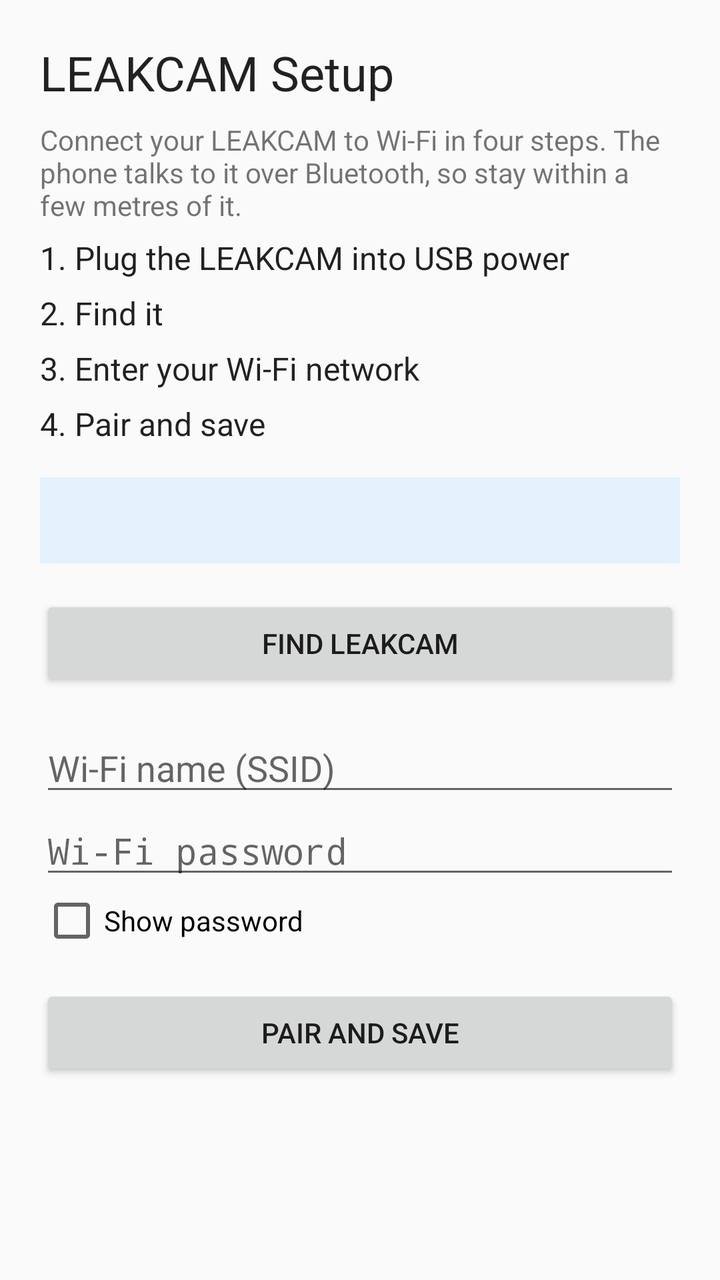
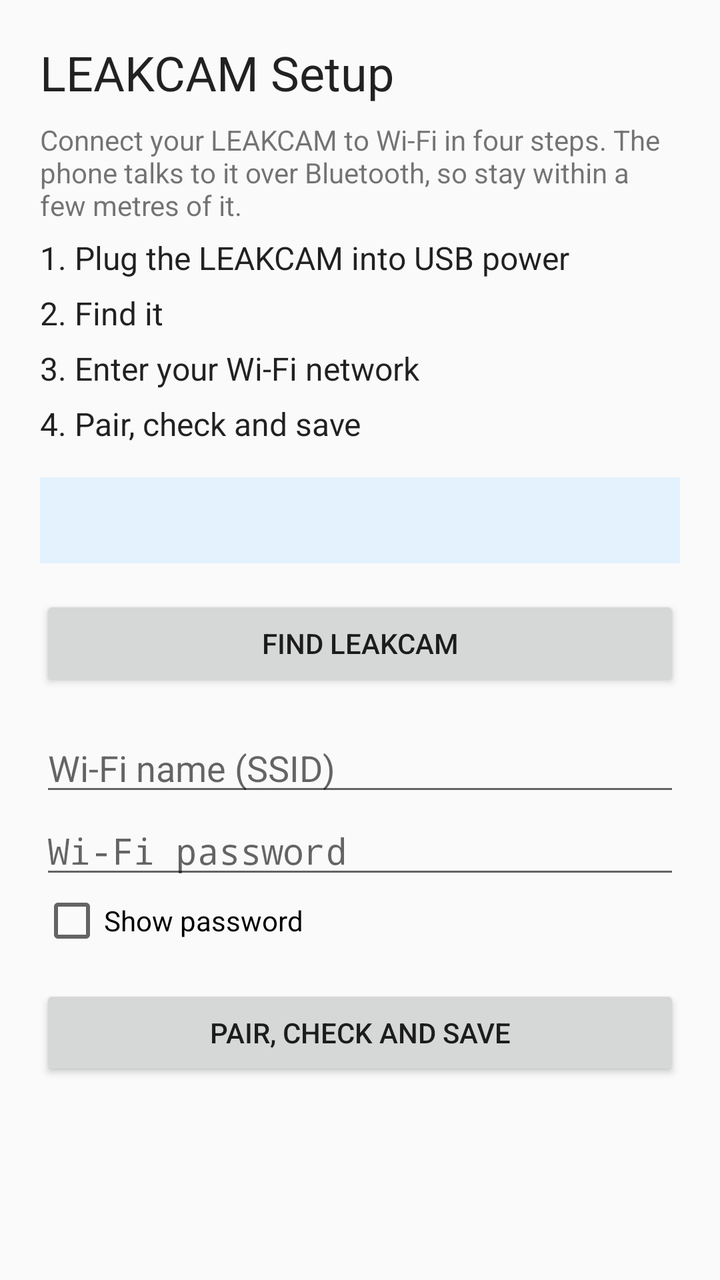

The first picture is an Android layout as it rendered before a commit; the second is the same layout after the commit. The layout source and the unified diff follow.
<!-- AndroidManifest.xml: application theme android:Theme.Material.Light.NoActionBar -->
<!-- res/layout/activity_main.xml -->
<?xml version="1.0" encoding="utf-8"?>
<ScrollView xmlns:android="http://schemas.android.com/apk/res/android"
    android:id="@+id/root"
    android:layout_width="match_parent"
    android:layout_height="match_parent"
    android:fillViewport="true">

    <LinearLayout
        android:layout_width="match_parent"
        android:layout_height="wrap_content"
        android:orientation="vertical"
        android:padding="20dp">

        <TextView
            android:layout_width="wrap_content"
            android:layout_height="wrap_content"
            android:text="@string/app_name"
            android:textAppearance="@android:style/TextAppearance.Material.Headline" />

        <TextView
            android:layout_width="match_parent"
            android:layout_height="wrap_content"
            android:layout_marginTop="8dp"
            android:text="@string/intro" />

        
        <TextView
            android:id="@+id/step1"
            style="@style/Step"
            android:text="@string/step1" />

        <TextView
            android:id="@+id/step2"
            style="@style/Step"
            android:text="@string/step2" />

        <TextView
            android:id="@+id/step3"
            style="@style/Step"
            android:text="@string/step3" />

        <TextView
            android:id="@+id/step4"
            style="@style/Step"
            android:text="@string/step4" />

        
        <TextView
            android:id="@+id/help"
            android:layout_width="match_parent"
            android:layout_height="wrap_content"
            android:layout_marginTop="16dp"
            android:background="@color/help_background"
            android:lineSpacingExtra="2dp"
            android:padding="12dp"
            android:textAppearance="@android:style/TextAppearance.Material.Body1" />

        <Button
            android:id="@+id/scan"
            android:layout_width="match_parent"
            android:layout_height="wrap_content"
            android:layout_marginTop="16dp"
            android:text="@string/scan" />

        <RadioGroup
            android:id="@+id/devices"
            android:layout_width="match_parent"
            android:layout_height="wrap_content" />

        <EditText
            android:id="@+id/ssid"
            android:layout_width="match_parent"
            android:layout_height="wrap_content"
            android:layout_marginTop="16dp"
            android:hint="@string/ssid"
            android:importantForAutofill="no"
            android:inputType="text"
            android:maxLines="1" />

        <EditText
            android:id="@+id/password"
            android:layout_width="match_parent"
            android:layout_height="wrap_content"
            android:hint="@string/password"
            android:importantForAutofill="no"
            android:inputType="textPassword"
            android:maxLines="1" />

        <CheckBox
            android:id="@+id/show_password"
            android:layout_width="wrap_content"
            android:layout_height="wrap_content"
            android:text="@string/show_password" />

        <Button
            android:id="@+id/send"
            android:layout_width="match_parent"
            android:layout_height="wrap_content"
            android:layout_marginTop="16dp"
            android:text="@string/send" />
    </LinearLayout>
</ScrollView>
<!-- resources referenced by this layout -->
<resources>
  <color name="help_background">#FFE3F2FD</color>
  <string name="app_name">LEAKCAM Setup</string>
  <string name="intro">Connect your LEAKCAM to Wi-Fi in four steps. The phone talks to it over Bluetooth, so stay within a few metres of it.</string>
  <string name="password">Wi-Fi password</string>
  <string name="scan">Find LEAKCAM</string>
  <string name="send">Pair and save</string>
  <string name="show_password">Show password</string>
  <string name="ssid">Wi-Fi name (SSID)</string>
  <string name="step1">1. Plug the LEAKCAM into USB power</string>
  <string name="step2">2. Find it</string>
  <string name="step3">3. Enter your Wi-Fi network</string>
  <string name="step4">4. Pair and save</string>
  <style name="Step">
          <item name="android:layout_width">match_parent</item>
          <item name="android:layout_height">wrap_content</item>
          <item name="android:layout_marginTop">6dp</item>
          <item name="android:textAppearance">@android:style/TextAppearance.Material.Subhead</item>
      </style>
</resources>

<!-- the commit's change to res/layout/activity_main.xml (unified diff, before → after) -->
@@ -98,5 +98,13 @@
             android:layout_height="wrap_content"
             android:layout_marginTop="16dp"
             android:text="@string/send" />
+
+        
+        <Button
+            android:id="@+id/save_anyway"
+            android:layout_width="match_parent"
+            android:layout_height="wrap_content"
+            android:text="@string/save_anyway"
+            android:visibility="gone" />
     </LinearLayout>
 </ScrollView>
<!-- resource entries referenced after the edit -->
@@ -4,14 +4,15 @@
   <string name="app_name">LEAKCAM Setup</string>
   <string name="intro">Connect your LEAKCAM to Wi-Fi in four steps. The phone talks to it over Bluetooth, so stay within a few metres of it.</string>
   <string name="password">Wi-Fi password</string>
+  <string name="save_anyway">Save without checking</string>
   <string name="scan">Find LEAKCAM</string>
-  <string name="send">Pair and save</string>
+  <string name="send">Pair, check and save</string>
   <string name="show_password">Show password</string>
   <string name="ssid">Wi-Fi name (SSID)</string>
   <string name="step1">1. Plug the LEAKCAM into USB power</string>
   <string name="step2">2. Find it</string>
   <string name="step3">3. Enter your Wi-Fi network</string>
-  <string name="step4">4. Pair and save</string>
+  <string name="step4">4. Pair, check and save</string>
   <style name="Step">
           <item name="android:layout_width">match_parent</item>
           <item name="android:layout_height">wrap_content</item>
